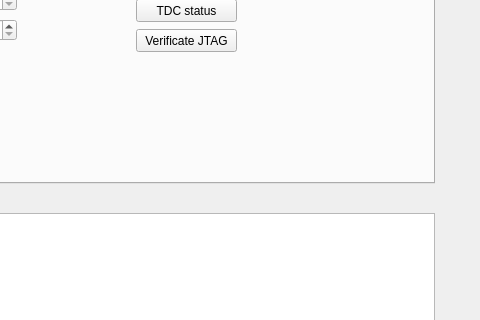
The window that GUI/qt_designer_GUI/MainWindow.ui (FAgyx/MiniDAQ_GUI) describes before a commit, drawn with Qt 5; both pictures show x 226 to 706 and y 257 to 577 of the 706 by 725 pixel window.
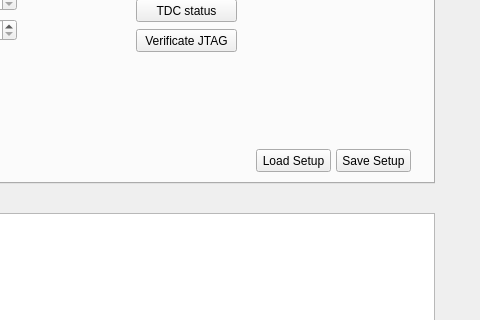
The same window after the commit.

Commit message: update main window qt

What changed in the file:
```diff
--- a/GUI/qt_designer_GUI/MainWindow.ui
+++ b/GUI/qt_designer_GUI/MainWindow.ui
@@ -387,6 +387,32 @@
        <string>master reset</string>
       </property>
      </widget>
+     <widget class="QPushButton" name="pushButton_10">
+      <property name="geometry">
+       <rect>
+        <x>530</x>
+        <y>350</y>
+        <width>75</width>
+        <height>23</height>
+       </rect>
+      </property>
+      <property name="text">
+       <string>Save Setup</string>
+      </property>
+     </widget>
+     <widget class="QPushButton" name="pushButton_11">
+      <property name="geometry">
+       <rect>
+        <x>450</x>
+        <y>350</y>
+        <width>75</width>
+        <height>23</height>
+       </rect>
+      </property>
+      <property name="text">
+       <string>Load Setup</string>
+      </property>
+     </widget>
     </widget>
     <widget class="QWidget" name="tab_3">
      <attribute name="title">
```
The commit also changes 1 other file.
